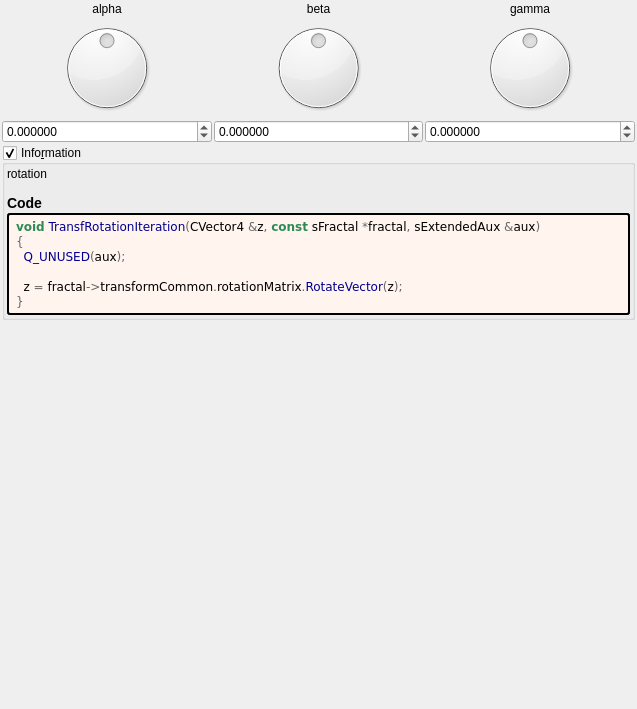
This is mandelbulber2/formula/ui/fractal_transf_rotation.ui in buddhi1980/mandelbulber2 as Qt 5 draws it before an edit. The edited form follows.
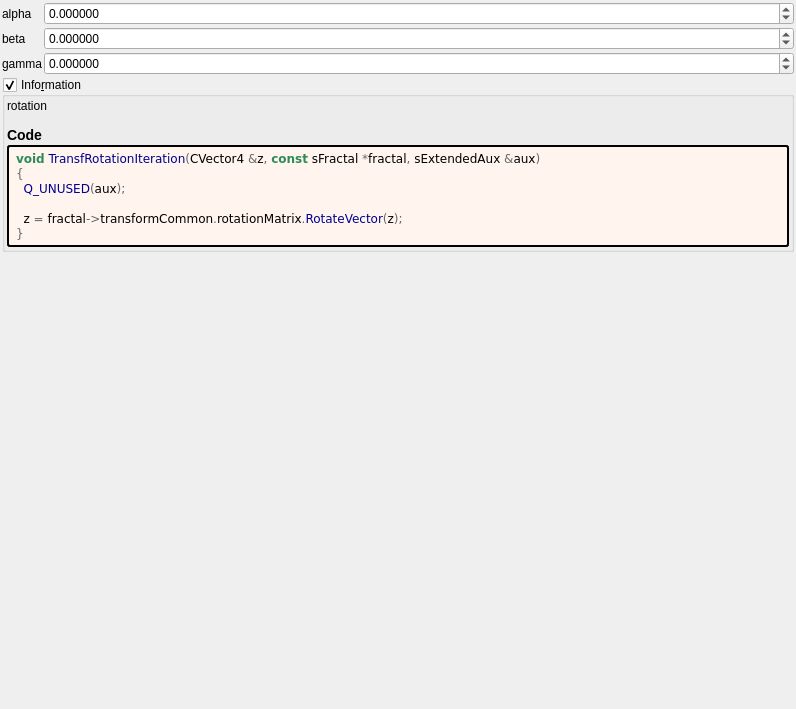
This is the edited form. Custom widgets are drawn as their Qt base class.

Commit message: Cleaned up next 8 transform UIs

```diff
--- a/mandelbulber2/formula/ui/fractal_transf_rotation.ui
+++ b/mandelbulber2/formula/ui/fractal_transf_rotation.ui
@@ -6,7 +6,7 @@
    <rect>
     <x>0</x>
     <y>0</y>
-    <width>637</width>
+    <width>796</width>
     <height>709</height>
    </rect>
   </property>
@@ -30,47 +30,18 @@
     <number>2</number>
    </property>
    <item>
-    <layout class="QGridLayout" name="gridLayout_2">
+    <layout class="QGridLayout" name="gridLayout_2" columnstretch="0,1">
      <property name="spacing">
       <number>2</number>
      </property>
      <item row="1" column="0">
-      <widget class="QDial" name="dial3_transf_rotation_x">
-       <property name="minimum">
-        <number>-18000</number>
-       </property>
-       <property name="maximum">
-        <number>18000</number>
-       </property>
-       <property name="wrapping">
-        <bool>true</bool>
-       </property>
-      </widget>
-     </item>
-     <item row="1" column="1">
-      <widget class="QDial" name="dial3_transf_rotation_y">
-       <property name="minimum">
-        <number>-18000</number>
-       </property>
-       <property name="maximum">
-        <number>18000</number>
-       </property>
-       <property name="wrapping">
-        <bool>true</bool>
-       </property>
-      </widget>
-     </item>
-     <item row="0" column="1">
       <widget class="QLabel" name="label_14">
        <property name="text">
         <string notr="true">beta</string>
        </property>
-       <property name="alignment">
-        <set>Qt::AlignCenter</set>
-       </property>
       </widget>
      </item>
-     <item row="2" column="0">
+     <item row="0" column="1">
       <widget class="MyDoubleSpinBox" name="spinboxd3_transf_rotation_x">
        <property name="sizePolicy">
         <sizepolicy hsizetype="Minimum" vsizetype="Maximum">
@@ -98,68 +69,49 @@
        </property>
       </widget>
      </item>
+     <item row="1" column="1">
+      <widget class="MyDoubleSpinBox" name="spinboxd3_transf_rotation_y">
+       <property name="sizePolicy">
+        <sizepolicy hsizetype="Minimum" vsizetype="Maximum">
+         <horstretch>0</horstretch>
+         <verstretch>0</verstretch>
+        </sizepolicy>
+       </property>
+       <property name="prefix">
+        <string/>
+       </property>
+       <property name="suffix">
+        <string/>
+       </property>
+       <property name="decimals">
+        <number>6</number>
+       </property>
+       <property name="minimum">
+        <double>-180.000000000000000</double>
+       </property>
+       <property name="maximum">
+        <double>180.000000000000000</double>
+       </property>
+       <property name="singleStep">
+        <double>1.000000000000000</double>
+       </property>
+      </widget>
+     </item>
      <item row="0" column="0">
       <widget class="QLabel" name="label_13">
        <property name="text">
         <string notr="true">alpha</string>
        </property>
-       <property name="alignment">
-        <set>Qt::AlignCenter</set>
-       </property>
       </widget>
      </item>
-     <item row="1" column="2">
-      <widget class="QDial" name="dial3_transf_rotation_z">
-       <property name="minimum">
-        <number>-18000</number>
-       </property>
-       <property name="maximum">
-        <number>18000</number>
-       </property>
-       <property name="wrapping">
-        <bool>true</bool>
-       </property>
-      </widget>
-     </item>
-     <item row="0" column="2">
+     <item row="2" column="0">
       <widget class="QLabel" name="label_15">
        <property name="text">
         <string notr="true">gamma</string>
        </property>
-       <property name="alignment">
-        <set>Qt::AlignCenter</set>
-       </property>
       </widget>
      </item>
      <item row="2" column="1">
-      <widget class="MyDoubleSpinBox" name="spinboxd3_transf_rotation_y">
-       <property name="sizePolicy">
-        <sizepolicy hsizetype="Minimum" vsizetype="Maximum">
-         <horstretch>0</horstretch>
-         <verstretch>0</verstretch>
-        </sizepolicy>
-       </property>
-       <property name="prefix">
-        <string/>
-       </property>
-       <property name="suffix">
-        <string/>
-       </property>
-       <property name="decimals">
-        <number>6</number>
-       </property>
-       <property name="minimum">
-        <double>-180.000000000000000</double>
-       </property>
-       <property name="maximum">
-        <double>180.000000000000000</double>
-       </property>
-       <property name="singleStep">
-        <double>1.000000000000000</double>
-       </property>
-      </widget>
-     </item>
-     <item row="2" column="2">
       <widget class="MyDoubleSpinBox" name="spinboxd3_transf_rotation_z">
        <property name="sizePolicy">
         <sizepolicy hsizetype="Minimum" vsizetype="Maximum">
@@ -280,17 +232,17 @@
   </layout>
  </widget>
  <customwidgets>
-  <customwidget>
-   <class>MyDoubleSpinBox</class>
-   <extends>QDoubleSpinBox</extends>
-   <header>my_double_spin_box.h</header>
-  </customwidget>
   <customwidget>
    <class>MyGroupBox</class>
    <extends>QGroupBox</extends>
    <header>my_group_box.h</header>
    <container>1</container>
   </customwidget>
+  <customwidget>
+   <class>MyDoubleSpinBox</class>
+   <extends>QDoubleSpinBox</extends>
+   <header>my_double_spin_box.h</header>
+  </customwidget>
  </customwidgets>
  <tabstops>
   <tabstop>dial3_transf_rotation_x</tabstop>
```
Left out of the diff: 7 changed lines with no effect on the pictures. The commit also changes 7 other files.
